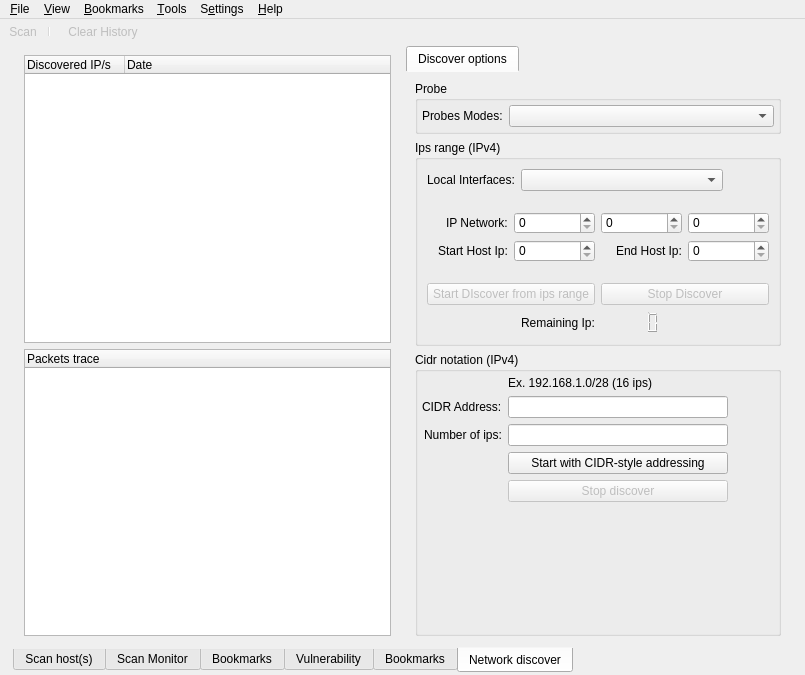
Qt form src/app/ui/mainwindow.ui (nmapsi4/nmapsi4) before a commit.
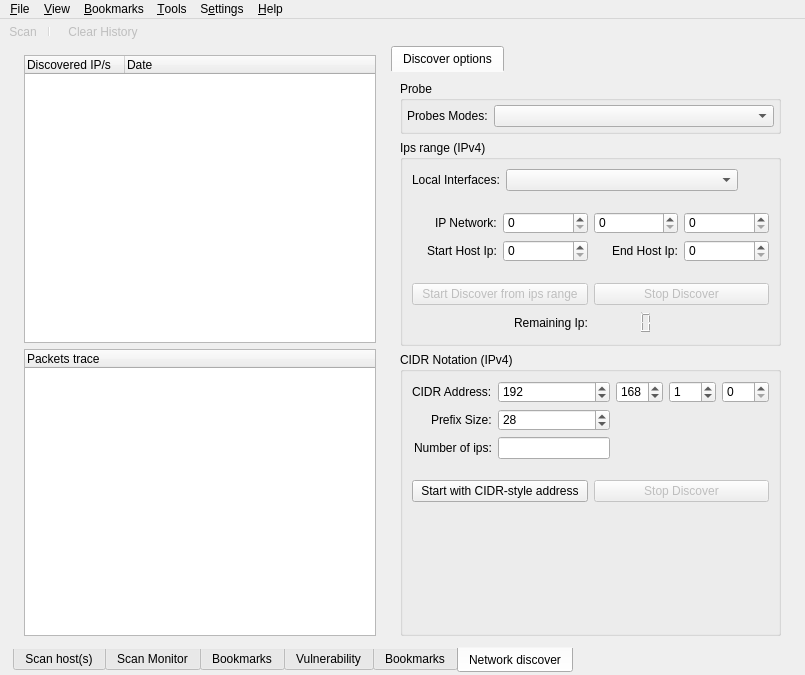
The same form after that commit. The open tabs and pages were chosen to show the change. Icons and pictures are not drawn.

Commit message: discover: rework CIDR notation layout.

What changed in the file:
```diff
--- a/src/app/ui/mainwindow.ui
+++ b/src/app/ui/mainwindow.ui
@@ -1564,11 +1564,17 @@
                  <item>
                   <widget class="QPushButton" name="reloadComboDiscover">
                    <property name="sizePolicy">
-                    <sizepolicy hsizetype="Preferred" vsizetype="Minimum">
+                    <sizepolicy hsizetype="Minimum" vsizetype="Minimum">
                      <horstretch>0</horstretch>
                      <verstretch>0</verstretch>
                     </sizepolicy>
                    </property>
+                   <property name="maximumSize">
+                    <size>
+                     <width>25</width>
+                     <height>16777215</height>
+                    </size>
+                   </property>
                    <property name="toolTip">
                     <string extracomment="Reload Interfaces"/>
                    </property>
@@ -1698,7 +1704,7 @@
                     </sizepolicy>
                    </property>
                    <property name="text">
-                    <string>Start DIscover from ips range</string>
+                    <string>Start Discover from ips range</string>
                    </property>
                    <property name="icon">
                     <iconset resource="../../../mainwin.qrc">
@@ -1761,40 +1767,71 @@
             <item>
              <widget class="QGroupBox" name="groupBox_3">
               <property name="title">
-               <string>Cidr notation (IPv4)</string>
+               <string>CIDR Notation (IPv4)</string>
               </property>
               <layout class="QVBoxLayout" name="verticalLayout_12">
-               <property name="margin">
-                <number>4</number>
-               </property>
                <item>
-                <layout class="QGridLayout" name="gridLayout_5">
-                 <item row="4" column="1">
-                  <widget class="QPushButton" name="stopDiscoverCidrButton">
-                   <property name="enabled">
-                    <bool>false</bool>
-                   </property>
-                   <property name="text">
-                    <string>Stop discover</string>
-                   </property>
-                   <property name="icon">
-                    <iconset resource="../../../mainwin.qrc">
-                     <normaloff>:/images/images/button_cancel.png</normaloff>:/images/images/button_cancel.png</iconset>
-                   </property>
-                  </widget>
-                 </item>
-                 <item row="1" column="0" alignment="Qt::AlignRight">
+                <layout class="QGridLayout" name="gridLayout_6">
+                 <item row="0" column="0" alignment="Qt::AlignRight">
                   <widget class="QLabel" name="label_5">
                    <property name="text">
                     <string>CIDR Address:</string>
                    </property>
-                   <property name="buddy">
-                    <cstring>lineCidr</cstring>
+                  </widget>
+                 </item>
+                 <item row="0" column="4">
+                  <widget class="QSpinBox" name="discoverCIDRFourthSpin">
+                   <property name="maximum">
+                    <number>255</number>
+                   </property>
+                  </widget>
+                 </item>
+                 <item row="0" column="2">
+                  <widget class="QSpinBox" name="discoverCIDRSecondSpin">
+                   <property name="maximum">
+                    <number>255</number>
+                   </property>
+                   <property name="value">
+                    <number>168</number>
+                   </property>
+                  </widget>
+                 </item>
+                 <item row="0" column="1">
+                  <widget class="QSpinBox" name="discoverCIDRFirstSpin">
+                   <property name="maximum">
+                    <number>255</number>
+                   </property>
+                   <property name="value">
+                    <number>192</number>
+                   </property>
+                  </widget>
+                 </item>
+                 <item row="0" column="3">
+                  <widget class="QSpinBox" name="discoverCIDRThirdSpin">
+                   <property name="maximum">
+                    <number>255</number>
+                   </property>
+                   <property name="value">
+                    <number>1</number>
+                   </property>
+                  </widget>
+                 </item>
+                 <item row="1" column="0" alignment="Qt::AlignRight">
+                  <widget class="QLabel" name="label_8">
+                   <property name="text">
+                    <string>Prefix Size:</string>
                    </property>
                   </widget>
                  </item>
                  <item row="1" column="1">
-                  <widget class="QLineEdit" name="lineCidr"/>
+                  <widget class="QSpinBox" name="discoverCIDRPrefixSizeSpin">
+                   <property name="maximum">
+                    <number>32</number>
+                   </property>
+                   <property name="value">
+                    <number>28</number>
+                   </property>
+                  </widget>
                  </item>
                  <item row="2" column="0" alignment="Qt::AlignRight">
                   <widget class="QLabel" name="label_6">
@@ -1813,29 +1850,14 @@
                    </property>
                   </widget>
                  </item>
-                 <item row="0" column="1">
-                  <widget class="QLabel" name="label_7">
-                   <property name="statusTip">
-                    <string/>
-                   </property>
-                   <property name="text">
-                    <string>Ex. 192.168.1.0/28 (16 ips)</string>
-                   </property>
-                  </widget>
-                 </item>
-                 <item row="3" column="1">
-                  <widget class="QPushButton" name="cidrButton">
-                   <property name="text">
-                    <string>Start with CIDR-style addressing</string>
-                   </property>
-                   <property name="icon">
-                    <iconset resource="../../../mainwin.qrc">
-                     <normaloff>:/images/images/document-preview-archive.png</normaloff>:/images/images/document-preview-archive.png</iconset>
-                   </property>
-                  </widget>
-                 </item>
                  <item row="2" column="2">
                   <widget class="QPushButton" name="calculateAddressButton">
+                   <property name="maximumSize">
+                    <size>
+                     <width>25</width>
+                     <height>16777215</height>
+                    </size>
+                   </property>
                    <property name="toolTip">
                     <string>Estimate number of ip to ping</string>
                    </property>
@@ -1858,10 +1880,55 @@
                  <property name="orientation">
                   <enum>Qt::Vertical</enum>
                  </property>
+                 <property name="sizeType">
+                  <enum>QSizePolicy::Fixed</enum>
+                 </property>
                  <property name="sizeHint" stdset="0">
                   <size>
                    <width>20</width>
-                   <height>40</height>
+                   <height>15</height>
+                  </size>
+                 </property>
+                </spacer>
+               </item>
+               <item>
+                <layout class="QHBoxLayout" name="horizontalLayout_9">
+                 <item>
+                  <widget class="QPushButton" name="cidrButton">
+                   <property name="text">
+                    <string>Start with CIDR-style address</string>
+                   </property>
+                   <property name="icon">
+                    <iconset resource="../../../mainwin.qrc">
+                     <normaloff>:/images/images/document-preview-archive.png</normaloff>:/images/images/document-preview-archive.png</iconset>
+                   </property>
+                  </widget>
+                 </item>
+                 <item>
+                  <widget class="QPushButton" name="stopDiscoverCidrButton">
+                   <property name="enabled">
+                    <bool>false</bool>
+                   </property>
+                   <property name="text">
+                    <string>Stop Discover</string>
+                   </property>
+                   <property name="icon">
+                    <iconset resource="../../../mainwin.qrc">
+                     <normaloff>:/images/images/button_cancel.png</normaloff>:/images/images/button_cancel.png</iconset>
+                   </property>
+                  </widget>
+                 </item>
+                </layout>
+               </item>
+               <item>
+                <spacer name="verticalSpacer_4">
+                 <property name="orientation">
+                  <enum>Qt::Vertical</enum>
+                 </property>
+                 <property name="sizeHint" stdset="0">
+                  <size>
+                   <width>20</width>
+                   <height>92</height>
                   </size>
                  </property>
                 </spacer>
```
The commit also changes 1 other file.
